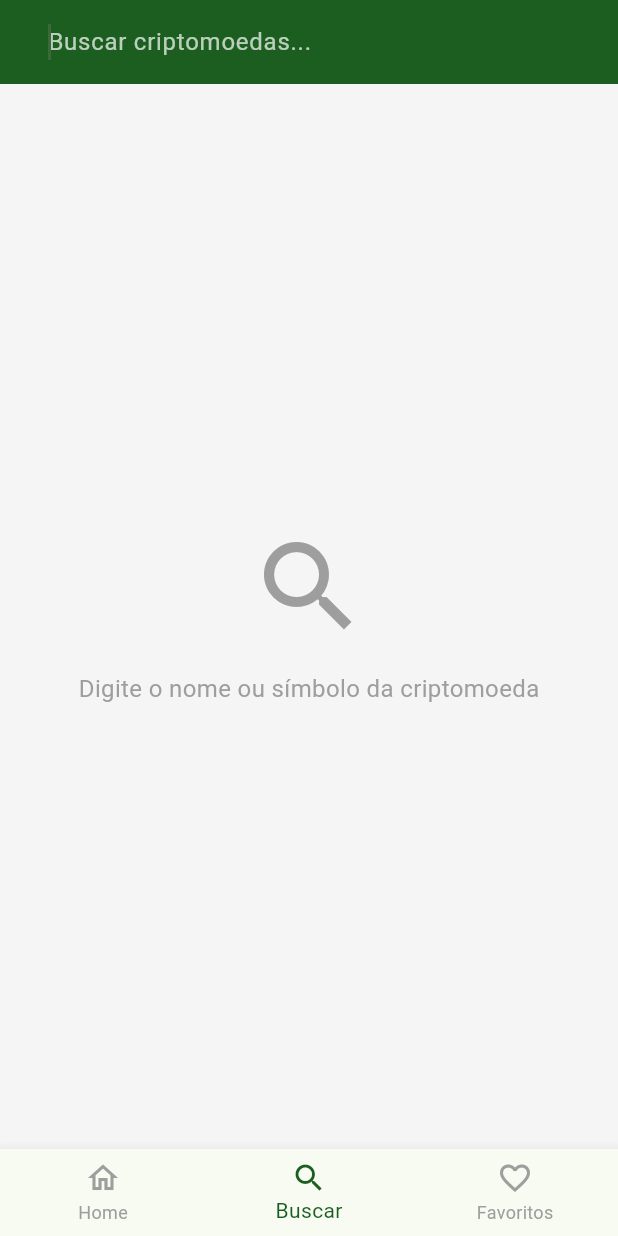
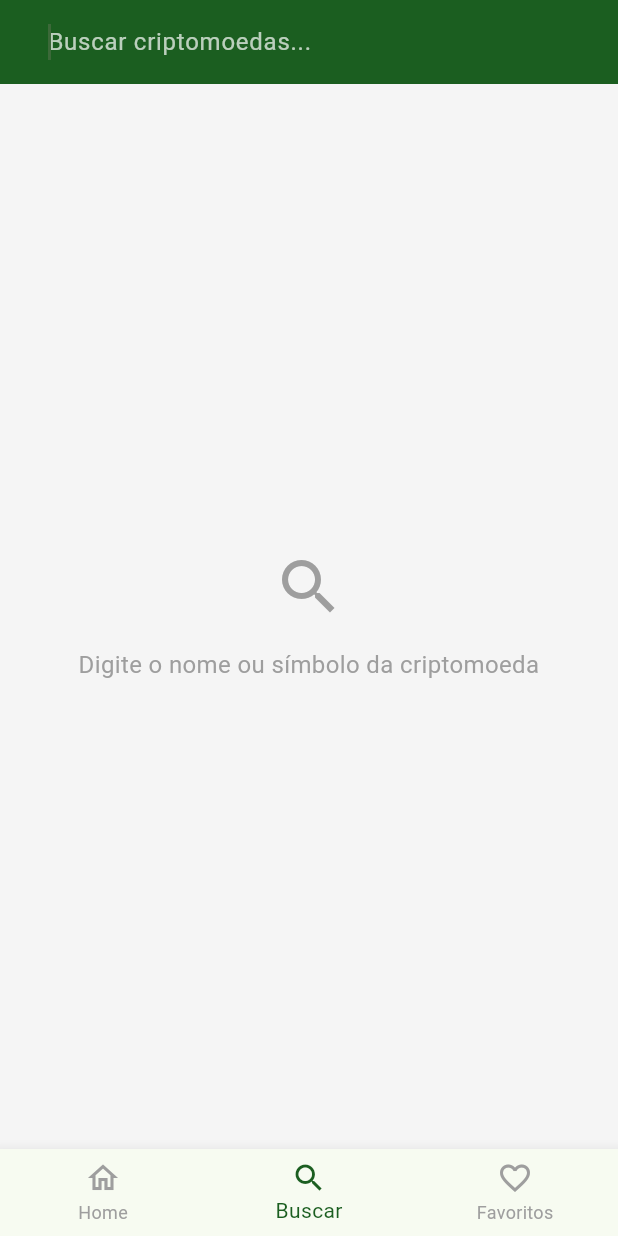
Before and after one commit to IbiraJr/Grupo-Adriano-Cobuccio-Flutter-Challenge, a Flutter app: the SearchPage screen opened by its route, on a phone screen of 412 x 824 dp. Run offline on Flutter 3.47's test engine with Material 3 defaults, Android fonts, the phone set to English and light mode, and no system bars; our stand-ins replace dartz, dio, equatable, flutter_dotenv, flutter_riverpod, freezed_annotation and 2 more; missing offline and left inert: dio_cache_interceptor, http_cache_hive_store; accounts and stored records are empty; network calls fail; statements that could not run were skipped.

Commit message:
feat(responsive): add responsive design for all screens and components
- Implement responsive padding, font sizes, and icon sizes
- Add portrait-only orientation and text scaling for small screens
- Update crypto data to use BRL currency instead of USD
- Improve layout and text overflow handling
- Invalidate favorites provider when crypto details change

```diff
--- a/lib/presentation/app/theme.dart
+++ b/lib/presentation/app/theme.dart
@@ -106,4 +106,33 @@ class AppTheme {
       ),
     );
   }
+
+  // Adicionar constantes para espaçamento responsivo
+  static double getResponsivePadding(BuildContext context) {
+    final width = MediaQuery.of(context).size.width;
+    if (width < 360) return 8.0;
+    if (width < 600) return 16.0;
+    return 24.0;
+  }
+
+  static double getResponsiveFontSize(BuildContext context, {double baseFontSize = 16}) {
+    final width = MediaQuery.of(context).size.width;
+    if (width < 360) return baseFontSize * 0.8;
+    if (width < 600) return baseFontSize;
+    return baseFontSize * 1.2;
+  }
+
+  static double getResponsiveIconSize(BuildContext context) {
+    final width = MediaQuery.of(context).size.width;
+    if (width < 360) return 18.0;
+    if (width < 600) return 24.0;
+    return 30.0;
+  }
+
+  static double getResponsiveImageSize(BuildContext context, {double baseSize = 50}) {
+    final width = MediaQuery.of(context).size.width;
+    if (width < 360) return baseSize * 0.8;
+    if (width < 600) return baseSize;
+    return baseSize * 1.2;
+  }
 }
--- a/lib/presentation/features/favorites/viewmodels/favorites_view_model.dart
+++ b/lib/presentation/features/favorites/viewmodels/favorites_view_model.dart
@@ -59,7 +59,7 @@ class FavoritesViewModel extends StateNotifier<FavoritesState> {
   }
 }
 
-// Provider for FavoritesViewModel
+// Provider para FavoritesViewModel
 final favoritesViewModelProvider =
     StateNotifierProvider<FavoritesViewModel, FavoritesState>((ref) {
       final repository = ref.watch(cryptoRepositoryProvider);
--- a/lib/presentation/features/home/pages/search_page.dart
+++ b/lib/presentation/features/home/pages/search_page.dart
@@ -1,3 +1,4 @@
+import 'package:brasil_card/presentation/app/theme.dart';
 import 'package:brasil_card/presentation/features/home/viewmodels/crypto_state.dart';
 import 'package:flutter/material.dart';
 import 'package:flutter_riverpod/flutter_riverpod.dart';
@@ -65,6 +66,9 @@ class _SearchPageState extends ConsumerState<SearchPage> {
   @override
   Widget build(BuildContext context) {
     final state = ref.watch(cryptoViewModelProvider);
+    final padding = AppTheme.getResponsivePadding(context);
+    final iconSize = AppTheme.getResponsiveIconSize(context);
+    final fontSize = AppTheme.getResponsiveFontSize(context);
 
     return Scaffold(
       appBar: AppBar(
@@ -78,7 +82,7 @@ class _SearchPageState extends ConsumerState<SearchPage> {
             suffixIcon:
                 _isSearching
                     ? IconButton(
-                      icon: const Icon(Icons.clear, color: Colors.white),
+                      icon: Icon(Icons.clear, color: Colors.white, size: iconSize),
                       onPressed: _clearSearch,
                     )
                     : null,
@@ -91,25 +95,26 @@ class _SearchPageState extends ConsumerState<SearchPage> {
           _isSearching
               ? state.when(
                 initial:
-                    () => const Center(child: Text('Digite para buscar...')),
+                    () => Center(child: Text('Digite para buscar...', style: TextStyle(fontSize: fontSize))),
                 loading: () => const LoadingWidget(),
                 loaded:
-                    (cryptos, isLoadingMore) => _buildSearchResults(cryptos),
+                    (cryptos, isLoadingMore) => _buildSearchResults(cryptos, padding, fontSize, iconSize),
                 error:
                     (message) => CustomErrorWidget(
                       message: message,
                       onRetry: () => _onSearch(_searchController.text),
                     ),
               )
-              : const Center(
+              : Center(
                 child: Column(
                   mainAxisAlignment: MainAxisAlignment.center,
                   children: [
-                    Icon(Icons.search, size: 80, color: Colors.grey),
-                    SizedBox(height: 16),
+                    Icon(Icons.search, size: iconSize * 2, color: Colors.grey),
+                    SizedBox(height: padding),
                     Text(
                       'Digite o nome ou símbolo da criptomoeda',
-                      style: TextStyle(fontSize: 16, color: Colors.grey),
+                      style: TextStyle(fontSize: fontSize, color: Colors.grey),
+                      textAlign: TextAlign.center,
                     ),
                   ],
                 ),
@@ -117,26 +122,28 @@ class _SearchPageState extends ConsumerState<SearchPage> {
     );
   }
 
-  Widget _buildSearchResults(List<dynamic> cryptos) {
+  Widget _buildSearchResults(List<dynamic> cryptos, double padding, double fontSize, double iconSize) {
     if (cryptos.isEmpty) {
       return Center(
         child: Column(
           mainAxisAlignment: MainAxisAlignment.center,
           children: [
-            Icon(Icons.search_off, size: 64, color: Colors.grey[400]),
-            const SizedBox(height: 16),
+            Icon(Icons.search_off, size: iconSize * 2, color: Colors.grey[400]),
+            SizedBox(height: padding),
             Text(
               'Nenhum resultado encontrado',
               style: TextStyle(
-                fontSize: 18,
+                fontSize: fontSize * 1.1,
                 fontWeight: FontWeight.bold,
                 color: Colors.grey[600],
               ),
+              textAlign: TextAlign.center,
             ),
-            const SizedBox(height: 8),
+            SizedBox(height: padding / 2),
             Text(
               'Tente buscar por outro termo',
-              style: TextStyle(fontSize: 14, color: Colors.grey[600]),
+              style: TextStyle(fontSize: fontSize * 0.9, color: Colors.grey[600]),
+              textAlign: TextAlign.center,
             ),
           ],
         ),
@@ -144,7 +151,7 @@ class _SearchPageState extends ConsumerState<SearchPage> {
     }
 
     return ListView.builder(
-      padding: const EdgeInsets.all(16),
+      padding: EdgeInsets.all(padding),
       itemCount: cryptos.length,
       itemBuilder: (context, index) {
         return CryptoListItem(crypto: cryptos[index]);
--- a/lib/presentation/navigation/main_navigation.dart
+++ b/lib/presentation/navigation/main_navigation.dart
@@ -18,6 +18,8 @@ class MainNavigation extends StatelessWidget {
   Widget _buildBottomNavigationBar(BuildContext context) {
     final String location = GoRouterState.of(context).matchedLocation;
     int currentIndex = 0;
+    final screenWidth = MediaQuery.of(context).size.width;
+    final isSmallScreen = screenWidth < 360;
 
     if (location == AppRouter.home) {
       currentIndex = 0;
@@ -30,6 +32,9 @@ class MainNavigation extends StatelessWidget {
     return BottomNavigationBar(
       currentIndex: currentIndex,
       onTap: (index) => _onItemTapped(context, index),
+      selectedFontSize: isSmallScreen ? 12 : 14,
+      unselectedFontSize: isSmallScreen ? 10 : 12,
+      iconSize: isSmallScreen ? 20 : 24,
       items: const [
         BottomNavigationBarItem(
           icon: Icon(Icons.home_outlined),
```
Also changed, not shown: lib/data/datasources/crypto_remote_datasource.dart (+6 -6 lines), lib/presentation/app/app.dart (+16 -0 lines), lib/presentation/features/crypto/pages/crypto_detail_page.dart (+67 -30 lines), lib/presentation/features/crypto/viewmodels/crypto_detail_view_model.dart (+6 -6 lines), lib/presentation/features/favorites/pages/favorites_page.dart (+14 -9 lines), lib/presentation/features/home/pages/home_page.dart (+8 -6 lines), lib/presentation/shared/widgets/crypto_list_item.dart (+31 -21 lines).
